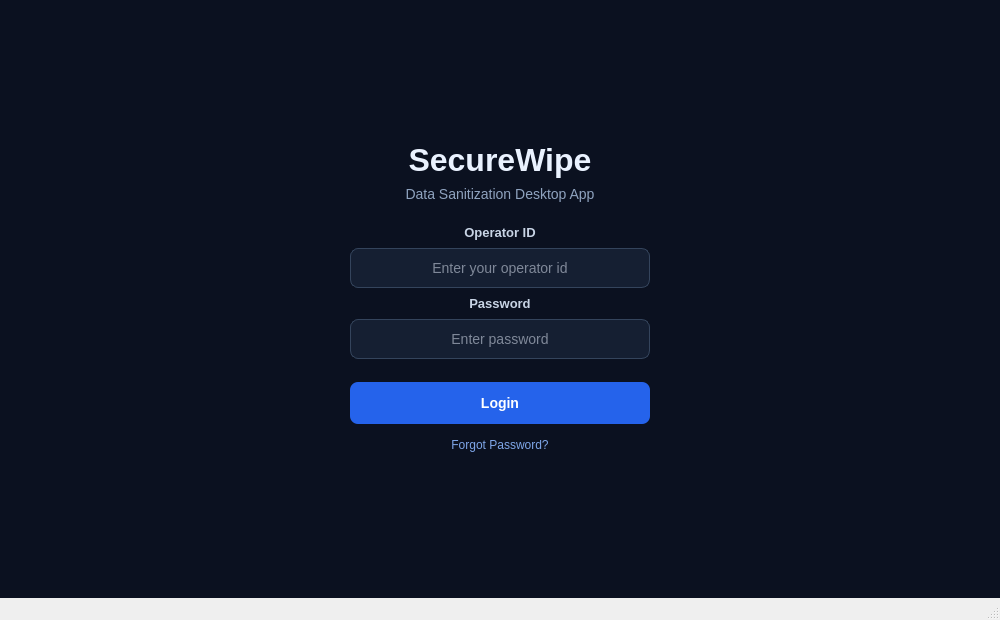
Ansh-Pandey38300/SecureWipe, file desktop/frontend/mainwindow.ui: the form before one commit.
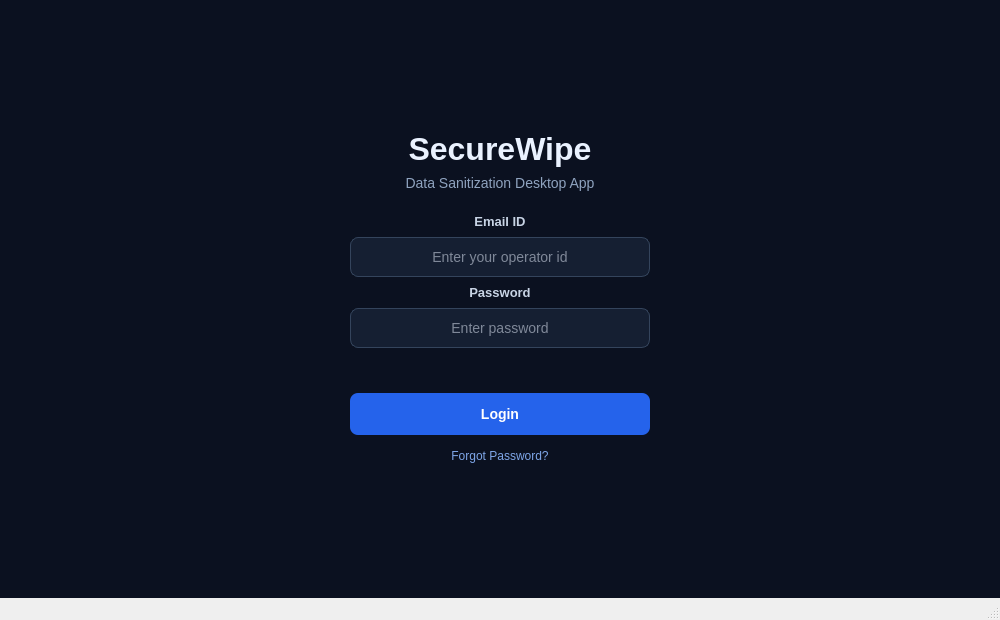
The form after the commit.

Commit message: Login page and Validation implement

What changed in the file:
```diff
--- a/desktop/frontend/mainwindow.ui
+++ b/desktop/frontend/mainwindow.ui
@@ -161,16 +161,16 @@
            </spacer>
           </item>
           <item>
-           <widget class="QLabel" name="operatorLabel">
+           <widget class="QLabel" name="emailLineLabel">
             <property name="styleSheet">
-             <string notr="true">QLabel#operatorLabel {
+             <string notr="true">QLabel#emailLineLabel {
     color: #C8D4E5;
     font-size: 13px;
     font-weight: bold;
 }</string>
             </property>
             <property name="text">
-             <string>Operator ID</string>
+             <string>Email ID</string>
             </property>
             <property name="alignment">
              <set>Qt::AlignmentFlag::AlignCenter</set>
@@ -178,7 +178,7 @@
            </widget>
           </item>
           <item>
-           <widget class="QLineEdit" name="operatorInput">
+           <widget class="QLineEdit" name="emailLineEdit">
             <property name="sizePolicy">
              <sizepolicy hsizetype="Preferred" vsizetype="Fixed">
               <horstretch>0</horstretch>
@@ -198,7 +198,7 @@
              </size>
             </property>
             <property name="styleSheet">
-             <string notr="true">QLineEdit#operatorInput {
+             <string notr="true">QLineEdit#emailLineEdit {
     background-color: #151F32;
     color: #EAF2FF;
     border: 1px solid #34445C;
@@ -241,7 +241,7 @@
            </widget>
           </item>
           <item>
-           <widget class="QLineEdit" name="passwordInput">
+           <widget class="QLineEdit" name="passwordLineEdit">
             <property name="sizePolicy">
              <sizepolicy hsizetype="Preferred" vsizetype="Fixed">
               <horstretch>0</horstretch>
@@ -261,7 +261,7 @@
              </size>
             </property>
             <property name="styleSheet">
-             <string notr="true">QLineEdit#passwordInput {
+             <string notr="true">QLineEdit#passwordLineEdit {
     background-color: #151F32;
     color: #EAF2FF;
     border: 1px solid #34445C;
@@ -289,6 +289,25 @@
             </property>
            </widget>
           </item>
+          <item>
+           <widget class="QLabel" name="loginErrorLabel">
+            <property name="font">
+             <font>
+              <bold>true</bold>
+             </font>
+            </property>
+            <property name="styleSheet">
+             <string notr="true">color: #FF6B6B;
+background-color: transparent;</string>
+            </property>
+            <property name="text">
+             <string/>
+            </property>
+            <property name="alignment">
+             <set>Qt::AlignmentFlag::AlignCenter</set>
+            </property>
+           </widget>
+          </item>
           <item>
            <spacer name="verticalSpacer_4">
             <property name="orientation">
```
The commit also changes 5 other files.
